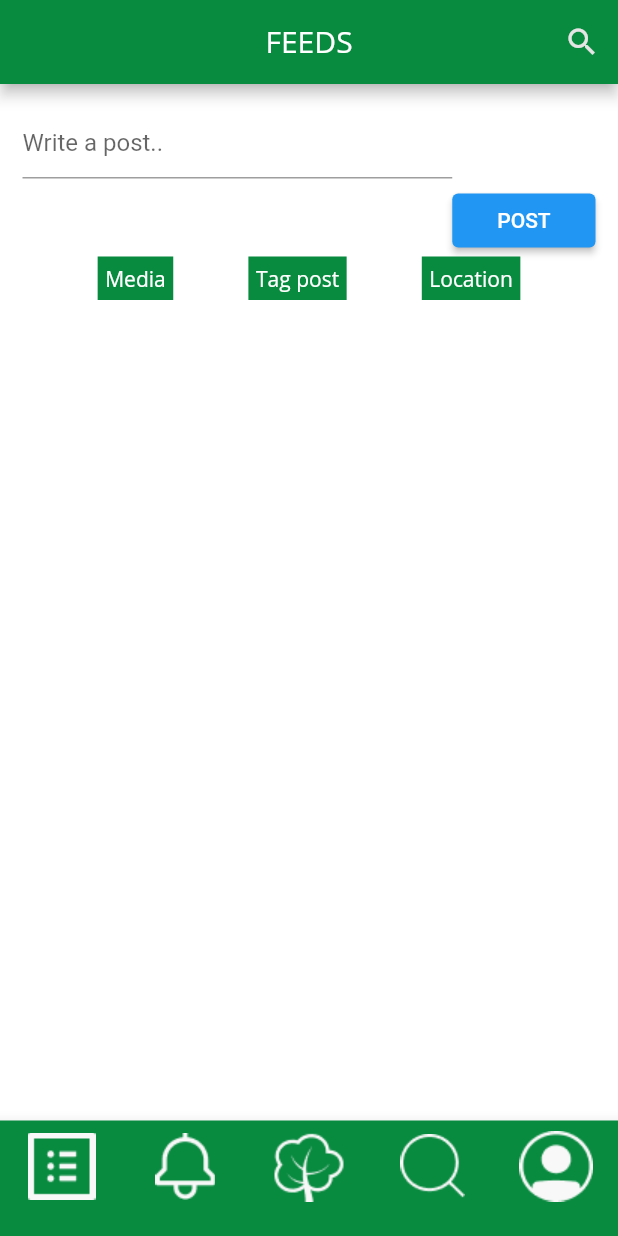
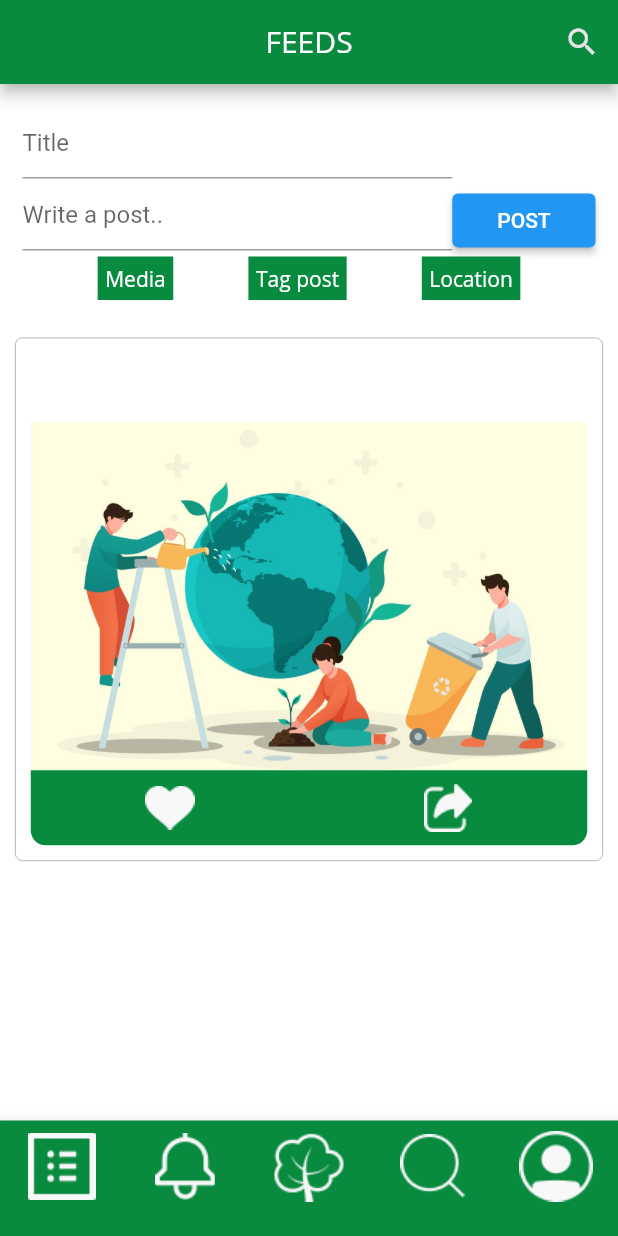
Before and after one commit to gloria2000/2021-IBM-ISL-GoodTechScholars-Greenie, a Flutter app: the screen it shows after launch, after a tap on "POST", on a phone screen of 412 x 824 dp. Run offline on Flutter 3.47's test engine with Material 2 defaults, Android fonts, the phone set to English and light mode, and no system bars; our stand-ins replace cloud_firestore, firebase_core, firebase_database; missing offline and left inert: dart:ffi; accounts and stored records are empty.

Commit message:
Add Feeds

```diff
--- a/lib/pages/feed.dart
+++ b/lib/pages/feed.dart
@@ -14,6 +14,8 @@ class _FeedState extends State<Feed> {
   final firestore = FirebaseFirestore.instance;
 
   final postController = TextEditingController();
+    final titleController = TextEditingController();
+
 
   @override
   void initState() {}
@@ -63,18 +65,67 @@ class _FeedState extends State<Feed> {
     return StreamBuilder<QuerySnapshot>(
         stream: firestore.collection('content').snapshots(),
         builder: (context, snapshot) {
-          if(snapshot.hasData){
+          if (snapshot.hasData) {
             final data = snapshot.requireData;
             return ListView.builder(
                 itemCount: data.docs.length,
                 itemBuilder: (context, index) {
-                Map<String,dynamic> x = data.docs[index].data() as Map<String,dynamic>;
-                return Text(x['para'],style: TextStyle(color: Colors.black),);
+                  Map<String, dynamic> x =
+                      data.docs[index].data() as Map<String, dynamic>;
+                  return Container(
+                      margin: EdgeInsets.all(10),
+                      padding: EdgeInsets.all(10),
+
+                      decoration: BoxDecoration(
+                          color: greenieTheme.bgColor,
+                          border: Border.all(width: 0.5, color: Colors.grey),
+                          borderRadius: BorderRadius.all(Radius.circular(5))),
+                      child: Column(crossAxisAlignment: CrossAxisAlignment.start,
+                      mainAxisAlignment: MainAxisAlignment.spaceEvenly,
+                        children: [
+                          Text(
+                            x['title'],
+                            style: TextStyle(
+                                color: greenieTheme.primaryColor,
+                                fontWeight: FontWeight.w400,
+                                fontSize: 20,
+                                fontFamily: greenieTheme.fontFamily),
+                          ),
+                          Text(
+                            x['para'],
+                            style: TextStyle(
+                                color: Colors.black,
+                                fontFamily: greenieTheme.fontFamily),
+                          ),
+                          Image.asset('assets/images.jpg'),
+                           Container(
+            height: 50,
+            decoration: BoxDecoration(
+              color: greenieTheme.primaryColor,
+              borderRadius: BorderRadius.only(
+                  bottomLeft: Radius.circular(10),
+                  bottomRight: Radius.circular(10)),
+            ),
+            child: Row(children: [
+              Expanded(
+                child: InkWell(
+                  child: Image.asset('assets/icons/heart.png'),
+                ),
+              ),
+              Expanded(
+                child: InkWell(
+                  child: Image.asset('assets/icons/share.png'),
+                ),
+              ),
+            ]),
+          ),
+                        ],
+                      ));
                 });
+          } else {
+            return Text('error');
           }
-              else{return Text('error');}
         });
-
   }
 
   Widget _postWidget() {
@@ -90,9 +141,16 @@ class _FeedState extends State<Feed> {
               Expanded(
                 child: Container(
                     height: 100,
-                    child: TextField(
+                    child: Column(
+                      children: [
+                        TextField(
+                          controller: titleController,
+                          decoration: InputDecoration(hintText: 'Title'),
+                        ),TextField(
                           controller: postController,
                           decoration: InputDecoration(hintText: 'Write a post..'),
+                        ),
+                      ],
                     )),
                 flex: 3,
               ),
@@ -105,7 +163,9 @@ class _FeedState extends State<Feed> {
                       firestore
                           .collection('content')
                           .doc()
-                          .set({'title': 'dnjfd', 'para': postController.text});
+                          .set({'title': titleController.text, 'para': postController.text});
+                      postController.clear();
+                      titleController.clear();
                     },
                   ),
                 ),
```
Lines whose indentation alone changed are shown as unchanged.
